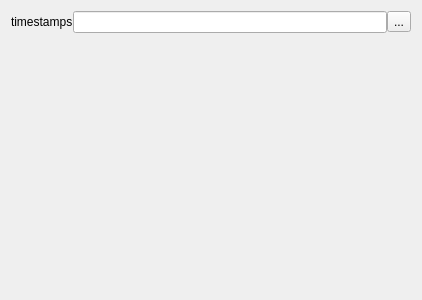
First picture: the form in src/phopyqttimelineplotter/GUI/UI/CustomDataSelectionWidget/CustomDataSelectionWidget.ui, repository BrendonWatsonLab/PhoPyQtTimelinePlotter, before the edit.
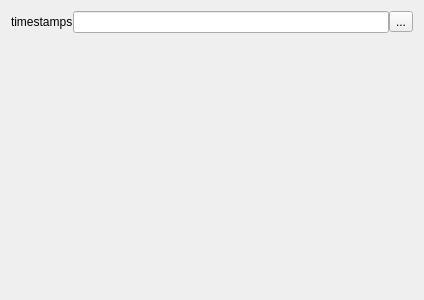
Second picture: the form after the edit. Custom widgets are drawn as their Qt base class.

Patch:
```diff
--- a/src/phopyqttimelineplotter/GUI/UI/CustomDataSelectionWidget/CustomDataSelectionWidget.ui
+++ b/src/phopyqttimelineplotter/GUI/UI/CustomDataSelectionWidget/CustomDataSelectionWidget.ui
@@ -6,7 +6,7 @@
    <rect>
     <x>0</x>
     <y>0</y>
-    <width>400</width>
+    <width>424</width>
     <height>300</height>
    </rect>
   </property>
```
Left out of the diff: 8 changed lines with no effect on the pictures.
